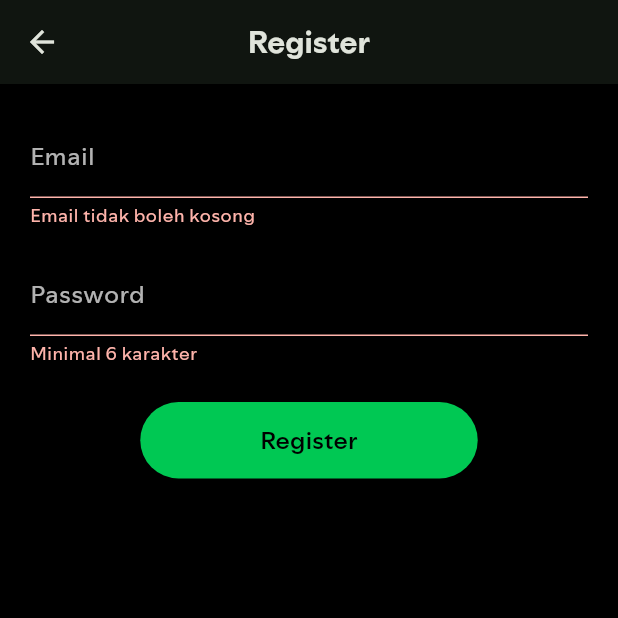
After one commit to von-ai/netlify-app, a Flutter app: the RegisterPage screen opened directly, after a tap on "Register", on a phone screen of 412 x 824 dp, the top half of it. The commit adds this screen. Run offline on Flutter 3.47's test engine with Material 3 defaults, Android fonts, the phone set to English and light mode, and no system bars; our stand-ins replace cloud_firestore, firebase_auth, firebase_core, google_nav_bar, line_icons; accounts and stored records are empty.

Commit message:
add onBoarding, register page

```diff
--- a/lib/core/theme/colors.dart
+++ b/lib/core/theme/colors.dart
@@ -4,4 +4,5 @@ class AppColors {
   static const primary = Color(0xFF1ED760);
   static const background = Color(0xFF121212);
   static const textDark = Color(0xFFFFFFFF);
+  static const black = Color(0xF0000000);
 }
--- /dev/null
+++ b/lib/pages/register_page.dart
@@ -0,0 +1,98 @@
+import 'package:flutter/material.dart';
+import 'package:provider/provider.dart';
+import 'package:project_mobile/providers/register_provider.dart';
+
+class RegisterPage extends StatelessWidget {
+  RegisterPage({super.key});
+
+  final _formKey = GlobalKey<FormState>();
+  final _emailController = TextEditingController();
+  final _passwordController = TextEditingController();
+
+  @override
+  Widget build(BuildContext context) {
+    final registerProvider = Provider.of<RegisterProvider>(context);
+
+    return Scaffold(
+      backgroundColor: Colors.black,
+      appBar: AppBar(title: const Text('Register'), centerTitle: true),
+      body: Padding(
+        padding: const EdgeInsets.all(20),
+        child: Form(
+          key: _formKey,
+          child: Column(
+            children: [
+              TextFormField(
+                controller: _emailController,
+                style: const TextStyle(color: Colors.white),
+                decoration: const InputDecoration(
+                  labelText: 'Email',
+                  labelStyle: TextStyle(color: Colors.white70),
+                  enabledBorder: UnderlineInputBorder(
+                    borderSide: BorderSide(color: Colors.white24),
+                  ),
+                ),
+                validator: (value) =>
+                    value!.isEmpty ? 'Email tidak boleh kosong' : null,
+              ),
+              const SizedBox(height: 16),
+              TextFormField(
+                controller: _passwordController,
+                obscureText: true,
+                style: const TextStyle(color: Colors.white),
+                decoration: const InputDecoration(
+                  labelText: 'Password',
+                  labelStyle: TextStyle(color: Colors.white70),
+                  enabledBorder: UnderlineInputBorder(
+                    borderSide: BorderSide(color: Colors.white24),
+                  ),
+                ),
+                validator: (value) =>
+                    value!.length < 6 ? 'Minimal 6 karakter' : null,
+              ),
+              const SizedBox(height: 24),
+              registerProvider.isLoading
+                  ? const CircularProgressIndicator()
+                  : ElevatedButton(
+                      onPressed: () async {
+                        if (!_formKey.currentState!.validate()) return;
+
+                        final message = await registerProvider.register(
+                          _emailController.text,
+                          _passwordController.text,
+                        );
+
+                        if (context.mounted) {
+                          if (message == null) {
+                            ScaffoldMessenger.of(context).showSnackBar(
+                              const SnackBar(
+                                content: Text('Registrasi berhasil!'),
+                              ),
+                            );
+                            Navigator.pop(context);
+                          } else {
+                            ScaffoldMessenger.of(
+                              context,
+                            ).showSnackBar(SnackBar(content: Text(message)));
+                          }
+                        }
+                      },
+                      style: ElevatedButton.styleFrom(
+                        backgroundColor: Colors.greenAccent[700],
+                        padding: const EdgeInsets.symmetric(
+                          horizontal: 80,
+                          vertical: 14,
+                        ),
+                      ),
+                      child: const Text(
+                        'Register',
+                        style: TextStyle(fontSize: 16, color: Colors.black),
+                      ),
+                    ),
+            ],
+          ),
+        ),
+      ),
+    );
+  }
+}
--- /dev/null
+++ b/lib/providers/register_provider.dart
@@ -0,0 +1,39 @@
+import 'package:flutter/foundation.dart';
+import 'package:firebase_auth/firebase_auth.dart';
+
+class RegisterProvider with ChangeNotifier {
+  final FirebaseAuth _auth = FirebaseAuth.instance;
+
+  bool _isLoading = false;
+  bool get isLoading => _isLoading;
+
+  void _setLoading(bool value) {
+    _isLoading = value;
+    notifyListeners();
+  }
+
+  Future<String?> register(String email, String password) async {
+    _setLoading(true);
+    try {
+      await _auth.createUserWithEmailAndPassword(
+        email: email.trim(),
+        password: password.trim(),
+      );
+      _setLoading(false);
+      return null;
+    } on FirebaseAuthException catch (e) {
+      _setLoading(false);
+      if (e.code == 'weak-password') {
+        return 'Password terlalu lemah.';
+      } else if (e.code == 'email-already-in-use') {
+        return 'Email sudah terdaftar.';
+      } else if (e.code == 'invalid-email') {
+        return 'Format email tidak valid.';
+      }
+      return 'Terjadi kesalahan, coba lagi.';
+    } catch (e) {
+      _setLoading(false);
+      return 'Terjadi kesalahan, coba lagi.';
+    }
+  }
+}
--- a/lib/widgets/searchbar.dart
+++ b/lib/widgets/searchbar.dart
@@ -1,4 +1,3 @@
-// 📄 searchbar.dart
 import 'package:flutter/material.dart';
 import 'package:project_mobile/core/theme/colors.dart';
 
--- a/pubspec.yaml
+++ b/pubspec.yaml
@@ -40,6 +40,7 @@ dependencies:
   provider: ^6.1.5+1
   line_icons: ^2.0.1
   google_nav_bar: ^5.0.6
+  flutter_svg: ^2.0.10+1
 
 dev_dependencies:
   flutter_test:
@@ -58,6 +59,8 @@ dev_dependencies:
 # The following section is specific to Flutter packages.
 flutter:
   uses-material-design: true
+  assets:
+    - assets/icons/
   fonts:
     - family: SpotifyMix
       fonts:
```
Also changed, not shown: lib/main.dart (+12 -4 lines), lib/pages/onboarding.dart (added, +109 -0 lines), assets/icons/google.png (added), pubspec.lock.
